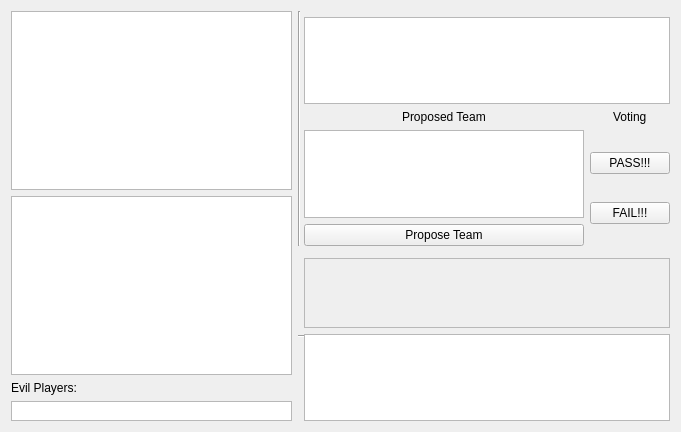
The window that src/gui/gamewindow.ui (JRandomHacker/CS429-Avalon) describes before a commit, drawn with Qt 5.
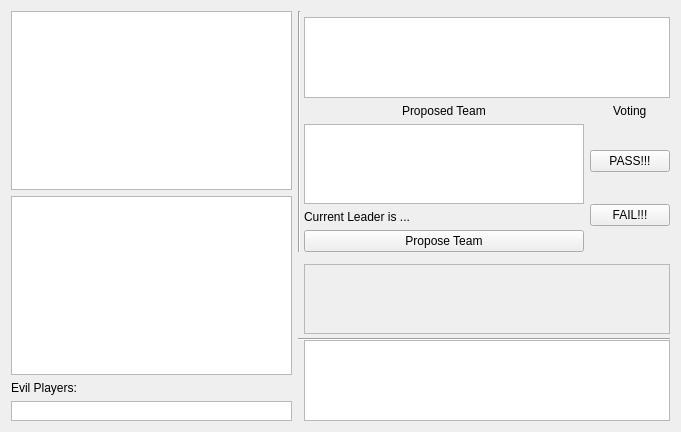
The same window after the commit.

Commit message: Added label to show current leader.

```diff
--- a/src/gui/gamewindow.ui
+++ b/src/gui/gamewindow.ui
@@ -97,6 +97,16 @@
      <item>
       <widget class="QListView" name="proposeTeamList"/>
      </item>
+     <item>
+      <widget class="QLabel" name="leaderLabel">
+       <property name="text">
+        <string>Current Leader is ...</string>
+       </property>
+       <property name="alignment">
+        <set>Qt::AlignLeading|Qt::AlignLeft|Qt::AlignVCenter</set>
+       </property>
+      </widget>
+     </item>
      <item>
       <widget class="QPushButton" name="proposeTeamButton">
        <property name="text">
```
The commit also changes 2 other files.
